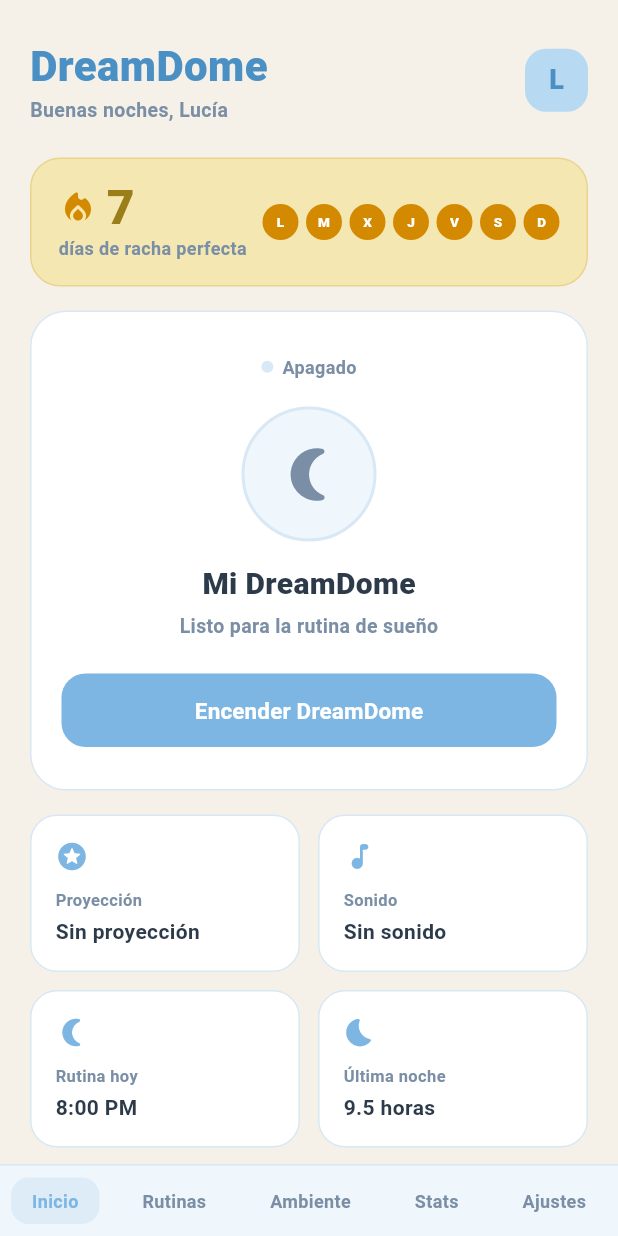
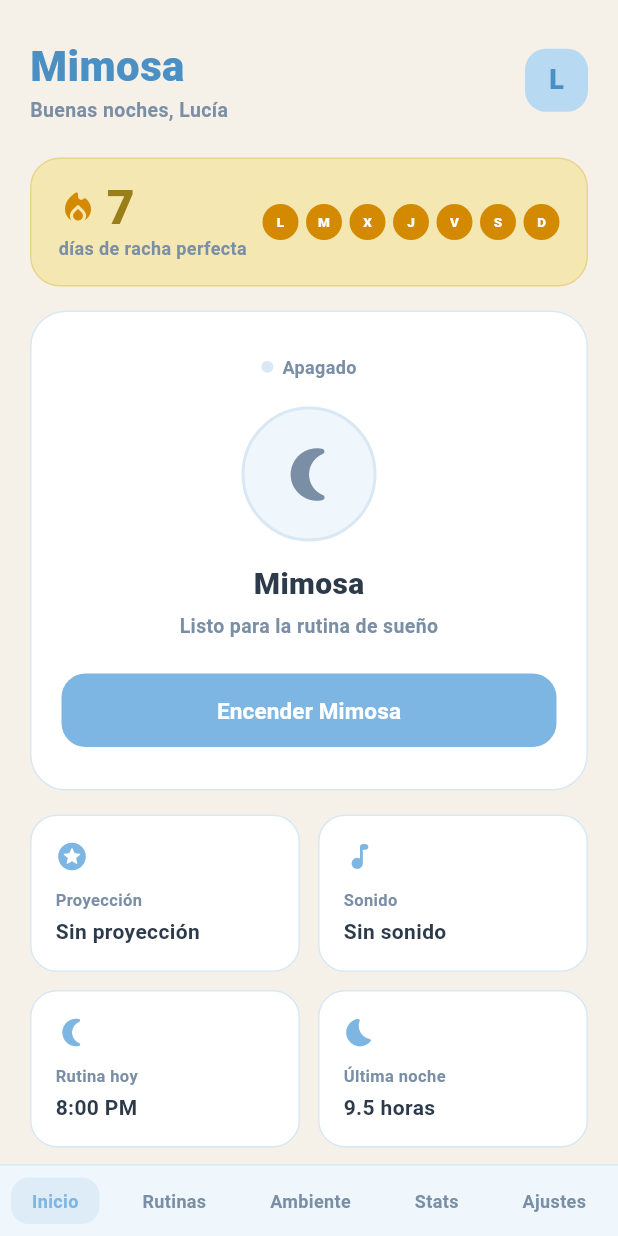
Before and after one commit to daviiii-12/aplicacion_control, a Flutter app: the screen it shows after launch, on a phone screen of 412 x 824 dp. Run offline on Flutter 3.47's test engine with Material 3 defaults, Android fonts, the phone set to English and light mode, and no system bars; our stand-ins replace fl_chart, flutter_riverpod, go_router; Roboto replaces fonts that are missing (Nunito).

Commit message:
mimosaaa

```diff
--- a/control_parental/lib/features/dashboard/presentation/dashboard_screen.dart
+++ b/control_parental/lib/features/dashboard/presentation/dashboard_screen.dart
@@ -33,7 +33,7 @@ class DashboardScreen extends ConsumerWidget {
                       crossAxisAlignment: CrossAxisAlignment.start,
                       children: const [
                         Text(
-                          'DreamDome',
+                          'Mimosa',
                           style: TextStyle(
                             fontFamily: 'Nunito',
                             fontSize: 28,
@@ -282,7 +282,7 @@ class _DeviceHeroCard extends StatelessWidget {
           const SizedBox(height: 14),
 
           const Text(
-            'Mi DreamDome',
+            'Mimosa',
             style: TextStyle(
               fontFamily: 'Nunito',
               fontSize: 20,
@@ -319,7 +319,7 @@ class _DeviceHeroCard extends StatelessWidget {
                 ),
               ),
               child: Text(
-                isOn ? 'Apagar DreamDome' : 'Encender DreamDome',
+                isOn ? 'Apagar Mimosa' : 'Encender Mimosa',
                 style: const TextStyle(
                   fontSize: 15,
                   fontWeight: FontWeight.w700,
```
